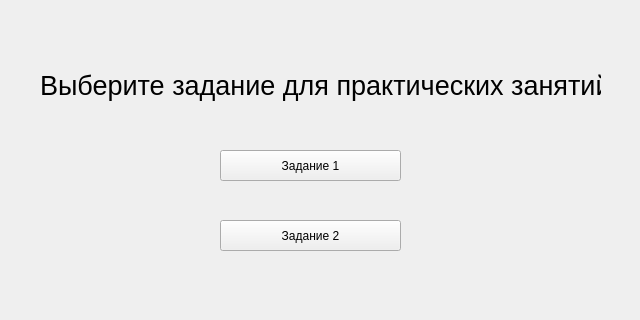
This is ui/taskSelect/taskSelect.ui in vladserv/new-bgd as Qt 5 draws it before an edit; both pictures show x 0 to 640 and y 0 to 320 of the 640 by 480 pixel window. The edited form follows.
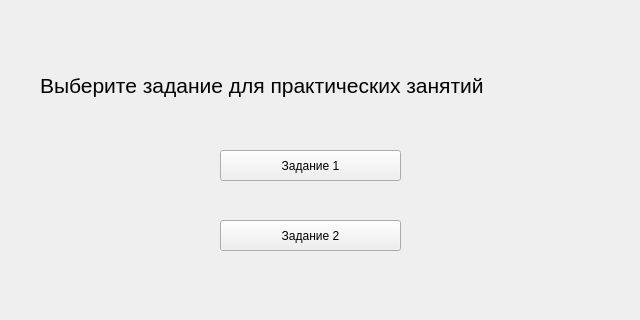
This is the edited form.

```diff
--- a/ui/taskSelect/taskSelect.ui
+++ b/ui/taskSelect/taskSelect.ui
@@ -19,13 +19,13 @@
      <rect>
       <x>40</x>
       <y>40</y>
-      <width>561</width>
+      <width>591</width>
       <height>91</height>
      </rect>
     </property>
     <property name="font">
      <font>
-      <pointsize>20</pointsize>
+      <pointsize>16</pointsize>
      </font>
     </property>
     <property name="text">
```
